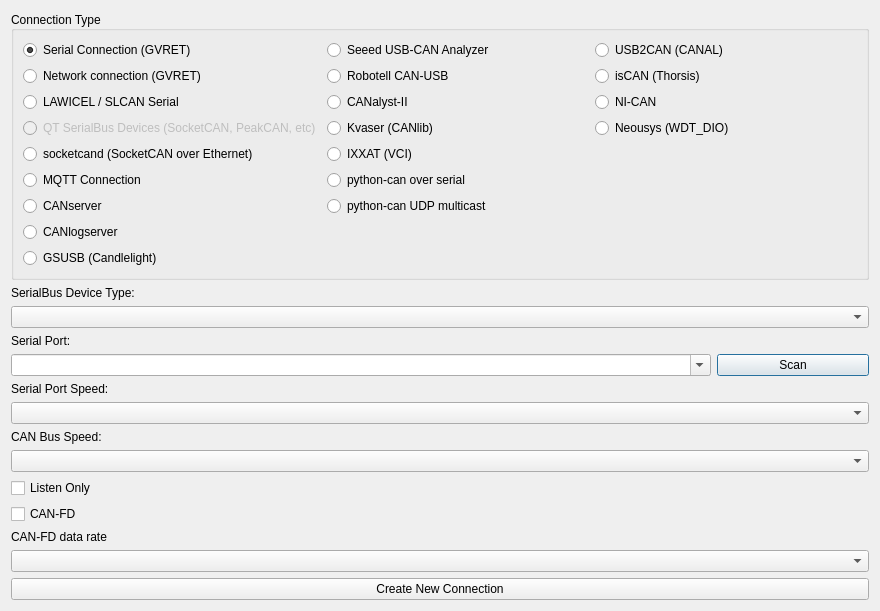
Qt form ui/newconnectiondialog.ui (mitchdetailed/SavvyCAN) before a commit.
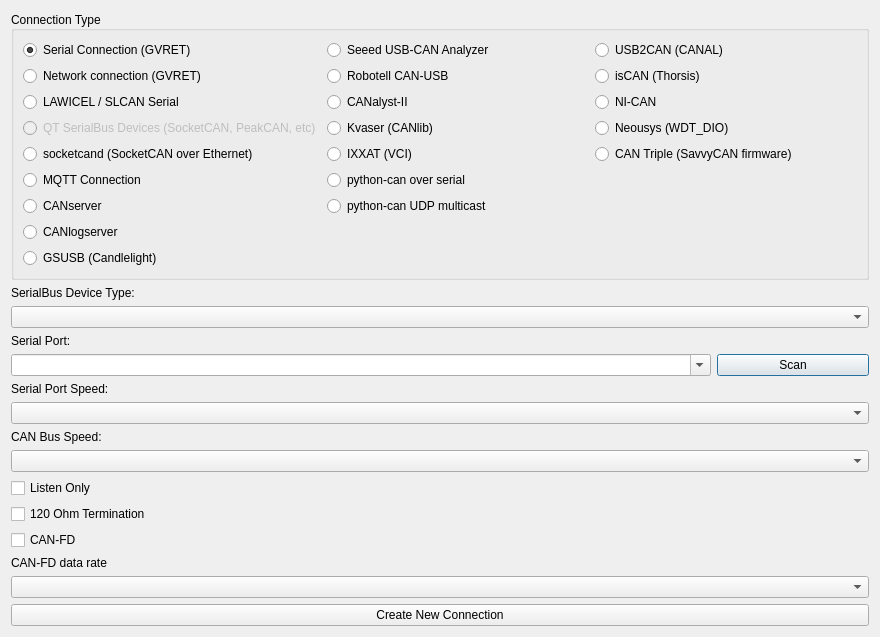
The same form after that commit.

Commit message: Add CAN Triple support with three buses, termination and CAN FD

Diff of the .ui file:
```diff
--- a/ui/newconnectiondialog.ui
+++ b/ui/newconnectiondialog.ui
@@ -169,6 +169,16 @@
         </property>
        </widget>
       </item>
+      <item row="4" column="2">
+       <widget class="QRadioButton" name="rbCanTriple">
+        <property name="text">
+         <string>CAN Triple (SavvyCAN firmware)</string>
+        </property>
+        <property name="toolTip">
+         <string>CAN Triple 1.x over its ST-LINK port or 2.x over USB, running the SavvyCAN .ctf firmware</string>
+        </property>
+       </widget>
+      </item>
      </layout>
     </widget>
    </item>
@@ -258,6 +268,16 @@
      </property>
     </widget>
    </item>
+   <item>
+    <widget class="QCheckBox" name="ckTermination">
+     <property name="text">
+      <string>120 Ohm Termination</string>
+     </property>
+     <property name="toolTip">
+      <string>Switch the adapter's own terminating resistor across this bus</string>
+     </property>
+    </widget>
+   </item>
    <item>
     <widget class="QCheckBox" name="cbCanFd">
      <property name="text">
```
The commit also changes 19 other files.
